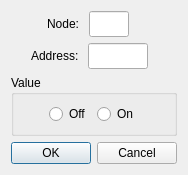
Above: modscan64/dialogwritecoilregister.ui from sanny32/OpenModScan before the change. Below: the same form after it.
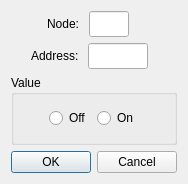
That is the form after the change. Custom widgets are drawn as their Qt base class.

Commit message: Testing dialog view (linux)

```diff
--- a/modscan64/dialogwritecoilregister.ui
+++ b/modscan64/dialogwritecoilregister.ui
@@ -7,7 +7,7 @@
     <x>0</x>
     <y>0</y>
     <width>184</width>
-    <height>172</height>
+    <height>184</height>
    </rect>
   </property>
   <property name="windowTitle">
@@ -192,9 +192,6 @@
    </item>
    <item>
     <widget class="QDialogButtonBox" name="buttonBox">
-     <property name="orientation">
-      <enum>Qt::Horizontal</enum>
-     </property>
      <property name="standardButtons">
       <set>QDialogButtonBox::Cancel|QDialogButtonBox::Ok</set>
      </property>
```
The commit also changes 2 other files.
